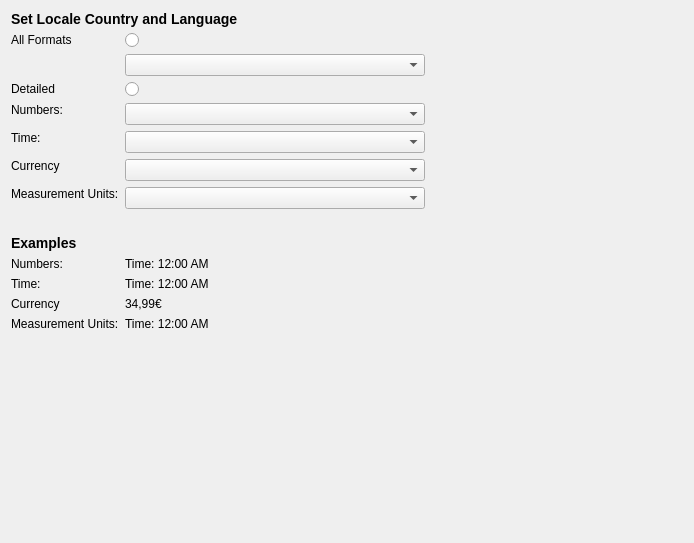
This is kcms/formats/kcmformatswidget.ui in KDE/plasma-desktop as Qt 5 draws it before an edit. The edited form follows.
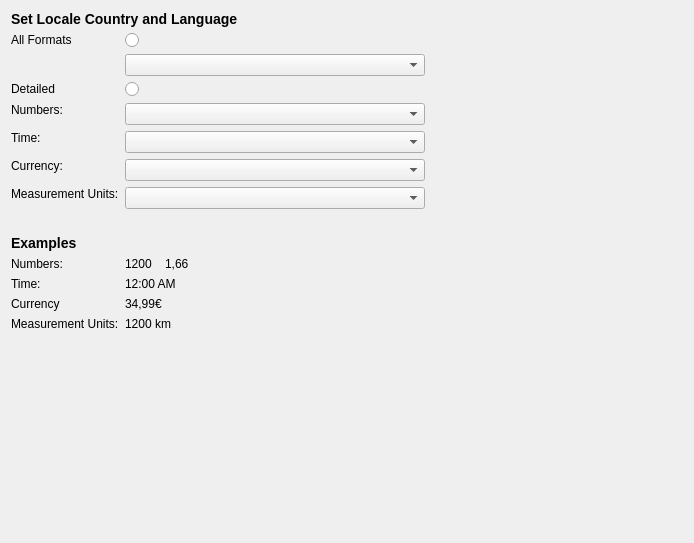
This is the edited form.

Commit message: Sensible names for labels in formats ui

```diff
--- a/kcms/formats/kcmformatswidget.ui
+++ b/kcms/formats/kcmformatswidget.ui
@@ -137,7 +137,7 @@
      <item row="9" column="1">
       <widget class="QLabel" name="exampleNumbers">
        <property name="text">
-        <string>Time: 12:00 AM</string>
+        <string>1200    1,66</string>
        </property>
        <property name="alignment">
         <set>Qt::AlignLeading|Qt::AlignLeft|Qt::AlignTop</set>
@@ -157,7 +157,7 @@
      <item row="10" column="1">
       <widget class="QLabel" name="exampleTime">
        <property name="text">
-        <string>Time: 12:00 AM</string>
+        <string>12:00 AM</string>
        </property>
        <property name="alignment">
         <set>Qt::AlignLeading|Qt::AlignLeft|Qt::AlignTop</set>
@@ -197,7 +197,7 @@
      <item row="12" column="1">
       <widget class="QLabel" name="exampleMeasurement">
        <property name="text">
-        <string>Time: 12:00 AM</string>
+        <string>1200 km</string>
        </property>
        <property name="alignment">
         <set>Qt::AlignLeading|Qt::AlignLeft|Qt::AlignTop</set>
@@ -227,7 +227,7 @@
      <item row="5" column="0">
       <widget class="QLabel" name="label_15">
        <property name="text">
-        <string>Currency</string>
+        <string>Currency:</string>
        </property>
        <property name="alignment">
         <set>Qt::AlignLeading|Qt::AlignLeft|Qt::AlignTop</set>
```
Left out of the diff: 94 changed lines with no effect on the pictures.
